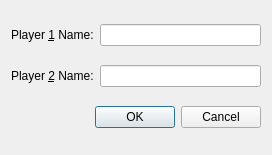
Qt form Chapter 3/tictactoe/configurationdialog.ui (starrynights89/Game_practice_Qt-5.10) before a commit.
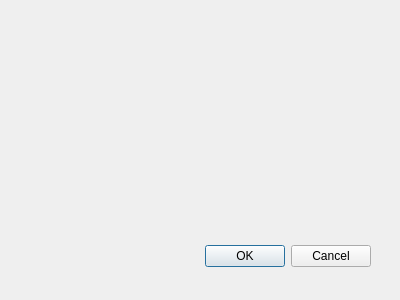
The same form after that commit.

```diff
--- a/Chapter 3/tictactoe/configurationdialog.ui
+++ b/Chapter 3/tictactoe/configurationdialog.ui
@@ -1,56 +1,34 @@
 <?xml version="1.0" encoding="UTF-8"?>
 <ui version="4.0">
  <class>Dialog</class>
- <widget class="QDialog" name="Dialog">
-  <property name="geometry">
+ <widget class="QDialog" name="Dialog" >
+  <property name="geometry" >
    <rect>
     <x>0</x>
     <y>0</y>
-    <width>272</width>
-    <height>155</height>
+    <width>400</width>
+    <height>300</height>
    </rect>
   </property>
   <property name="windowTitle">
    <string>Dialog</string>
   </property>
-  <layout class="QGridLayout" name="gridLayout">
-   <item row="0" column="0">
-    <widget class="QLabel" name="player1Name">
-     <property name="text">
-      <string>Player &amp;1 Name:</string>
-     </property>
-     <property name="buddy">
-      <cstring>lineEdit</cstring>
-     </property>
-    </widget>
-   </item>
-   <item row="1" column="1">
-    <widget class="QLineEdit" name="lineEdit_2"/>
-   </item>
-   <item row="1" column="0">
-    <widget class="QLabel" name="player2Name">
-     <property name="text">
-      <string>Player &amp;2 Name:</string>
-     </property>
-     <property name="buddy">
-      <cstring>lineEdit_2</cstring>
-     </property>
-    </widget>
-   </item>
-   <item row="0" column="1">
-    <widget class="QLineEdit" name="lineEdit"/>
-   </item>
-   <item row="2" column="0" colspan="2">
-    <widget class="QDialogButtonBox" name="buttonBox">
-     <property name="orientation">
-      <enum>Qt::Horizontal</enum>
-     </property>
-     <property name="standardButtons">
-      <set>QDialogButtonBox::Cancel|QDialogButtonBox::Ok</set>
-     </property>
-    </widget>
-   </item>
-  </layout>
+  <widget class="QDialogButtonBox" name="buttonBox" >
+   <property name="geometry" >
+    <rect>
+     <x>30</x>
+     <y>240</y>
+     <width>341</width>
+     <height>32</height>
+    </rect>
+   </property>
+   <property name="orientation" >
+    <enum>Qt::Horizontal</enum>
+   </property>
+   <property name="standardButtons" >
+    <set>QDialogButtonBox::Cancel|QDialogButtonBox::Ok</set>
+   </property>
+  </widget>
  </widget>
  <tabstops>
   <tabstop>lineEdit</tabstop>
```
Left out of the diff: 76 changed lines with no effect on the pictures.
